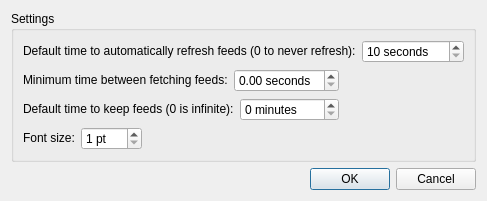
Old version of the form ui/settings.ui in the repository dh0001/rss-reader.
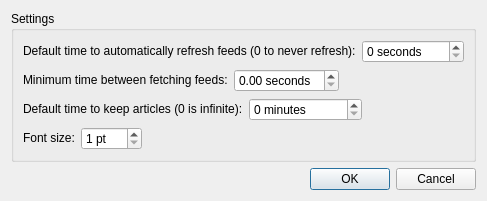
New version of the form.

Commit message:
add ignore new to feeds
resolves #80

```diff
--- a/ui/settings.ui
+++ b/ui/settings.ui
@@ -6,7 +6,7 @@
    <rect>
     <x>0</x>
     <y>0</y>
-    <width>453</width>
+    <width>447</width>
     <height>186</height>
    </rect>
   </property>
@@ -56,11 +56,14 @@
            <string> seconds</string>
           </property>
           <property name="minimum">
-           <number>10</number>
+           <number>0</number>
           </property>
           <property name="maximum">
            <number>1000</number>
           </property>
+          <property name="value">
+           <number>0</number>
+          </property>
          </widget>
         </item>
         <item>
@@ -138,7 +141,7 @@
            </sizepolicy>
           </property>
           <property name="text">
-           <string>Default time to keep feeds (0 is infinite):</string>
+           <string>Default time to keep articles (0 is infinite):</string>
           </property>
          </widget>
         </item>
@@ -156,11 +159,8 @@
           <property name="suffix">
            <string> minutes</string>
           </property>
-          <property name="minimum">
-           <number>0</number>
-          </property>
           <property name="maximum">
-           <number>1000</number>
+           <number>99999999</number>
           </property>
          </widget>
         </item>
```
Left out of the diff: 23 changed lines with no effect on the pictures. The commit also changes 2 other files.
